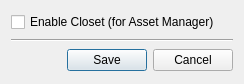
First picture: the form in anki/designer/model_settings.ui, repository hgiesel/closet, before the edit.
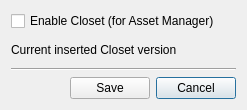
Second picture: the form after the edit.

Commit message: Save current Closet version on model and display in model settings

```diff
--- a/anki/designer/model_settings.ui
+++ b/anki/designer/model_settings.ui
@@ -6,8 +6,8 @@
    <rect>
     <x>0</x>
     <y>0</y>
-    <width>244</width>
-    <height>84</height>
+    <width>247</width>
+    <height>110</height>
    </rect>
   </property>
   <property name="sizePolicy">
@@ -20,10 +20,17 @@
    <string>Closet Per Model Settings</string>
   </property>
   <layout class="QGridLayout" name="gridLayout">
-   <item row="3" column="1">
-    <widget class="QPushButton" name="saveButton">
+   <item row="4" column="2">
+    <widget class="QPushButton" name="cancelButton">
      <property name="text">
-      <string>Save</string>
+      <string>Cancel</string>
+     </property>
+    </widget>
+   </item>
+   <item row="0" column="0" colspan="3">
+    <widget class="QCheckBox" name="closetEnabled">
+     <property name="text">
+      <string>Enable Closet (for Asset Manager)</string>
      </property>
     </widget>
    </item>
@@ -34,17 +41,17 @@
      </property>
     </widget>
    </item>
-   <item row="0" column="0" colspan="3">
-    <widget class="QCheckBox" name="closetEnabled">
+   <item row="4" column="1">
+    <widget class="QPushButton" name="saveButton">
      <property name="text">
-      <string>Enable Closet (for Asset Manager)</string>
+      <string>Save</string>
      </property>
     </widget>
    </item>
-   <item row="3" column="2">
-    <widget class="QPushButton" name="cancelButton">
+   <item row="1" column="0" colspan="3">
+    <widget class="QLabel" name="versionLabel">
      <property name="text">
-      <string>Cancel</string>
+      <string>Current inserted Closet version</string>
      </property>
     </widget>
    </item>
```
The commit also changes 5 other files.
